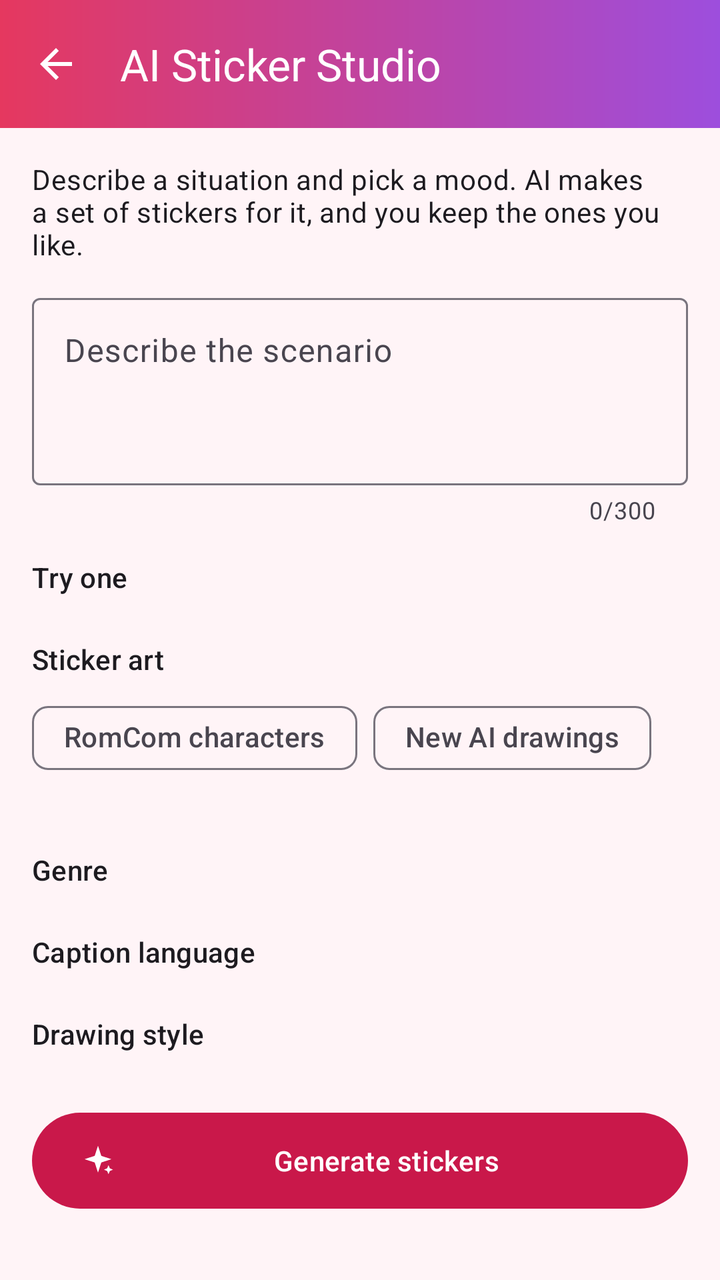
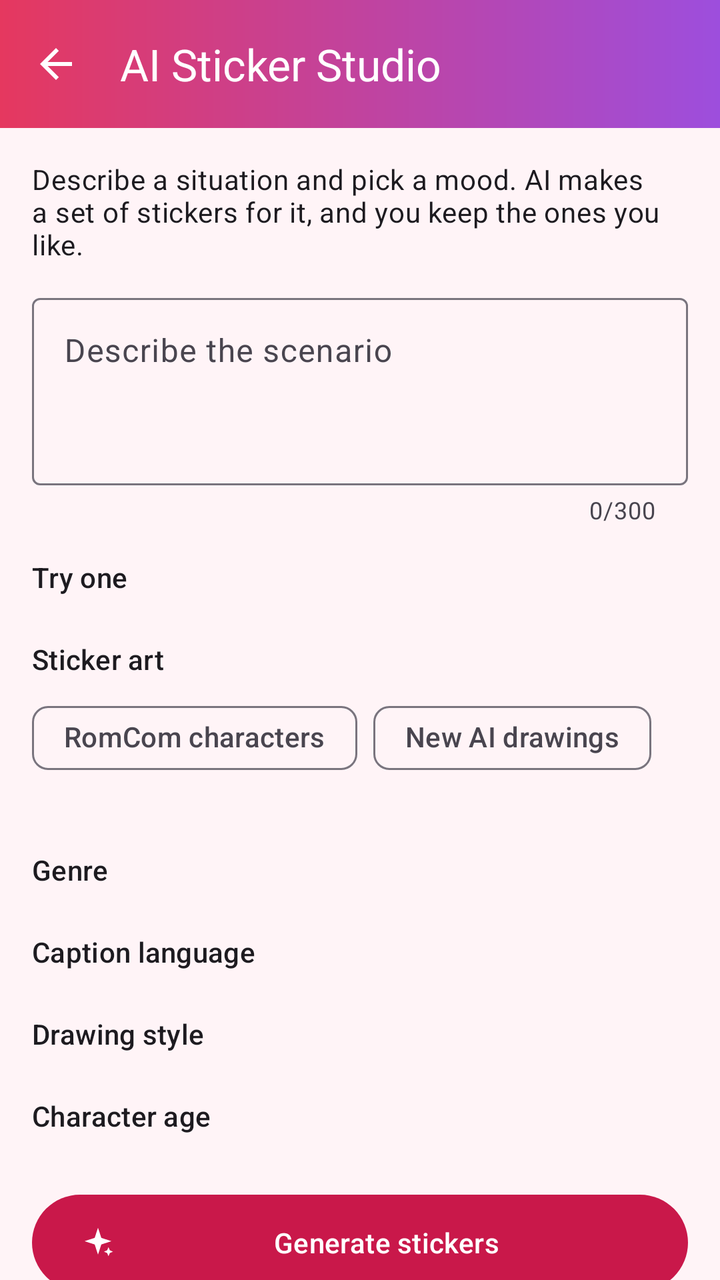

Compare the two renders of this Android layout. The source of the first and the diff that turns it into the second are given below.
<!-- AndroidManifest.xml: application theme Theme.Stickers -->
<!-- res/layout/activity_ai_studio.xml -->
<?xml version="1.0" encoding="utf-8"?>
<LinearLayout xmlns:android="http://schemas.android.com/apk/res/android"
    xmlns:app="http://schemas.android.com/apk/res-auto"
    android:layout_width="match_parent"
    android:layout_height="match_parent"
    android:background="?android:attr/colorBackground"
    android:orientation="vertical">

    <LinearLayout
        android:id="@+id/appBar"
        android:layout_width="match_parent"
        android:layout_height="wrap_content"
        android:background="@drawable/header_gradient">

        <com.google.android.material.appbar.MaterialToolbar
            android:id="@+id/toolbar"
            android:layout_width="match_parent"
            android:layout_height="?attr/actionBarSize"
            app:navigationContentDescription="@string/back"
            app:navigationIcon="@drawable/ic_back"
            app:navigationIconTint="@color/white"
            app:title="@string/ai_studio"
            app:titleTextColor="@color/white" />
    </LinearLayout>

    <androidx.core.widget.NestedScrollView
        android:layout_width="match_parent"
        android:layout_height="0dp"
        android:layout_weight="1">

        <LinearLayout
            android:layout_width="match_parent"
            android:layout_height="wrap_content"
            android:orientation="vertical"
            android:padding="16dp">

            <TextView
                android:id="@+id/notConfigured"
                android:layout_width="match_parent"
                android:layout_height="wrap_content"
                android:background="?attr/colorSurfaceContainer"
                android:padding="16dp"
                android:text="@string/ai_not_configured"
                android:textAppearance="?attr/textAppearanceBodyMedium"
                android:visibility="gone" />

            <LinearLayout
                android:id="@+id/form"
                android:layout_width="match_parent"
                android:layout_height="wrap_content"
                android:orientation="vertical">

                <TextView
                    android:layout_width="match_parent"
                    android:layout_height="wrap_content"
                    android:text="@string/ai_intro"
                    android:textAppearance="?attr/textAppearanceBodyMedium" />

                <com.google.android.material.textfield.TextInputLayout
                    android:id="@+id/scenarioLayout"
                    style="@style/Widget.Material3.TextInputLayout.OutlinedBox"
                    android:layout_width="match_parent"
                    android:layout_height="wrap_content"
                    android:layout_marginTop="12dp"
                    android:hint="@string/ai_scenario_hint"
                    app:counterEnabled="true"
                    app:counterMaxLength="300">

                    <com.google.android.material.textfield.TextInputEditText
                        android:id="@+id/scenario"
                        android:layout_width="match_parent"
                        android:layout_height="wrap_content"
                        android:gravity="top"
                        android:inputType="textCapSentences|textMultiLine"
                        android:maxLength="300"
                        android:minLines="3" />
                </com.google.android.material.textfield.TextInputLayout>

                <TextView style="@style/SectionLabel" android:text="@string/ai_examples_label" />

                <HorizontalScrollView
                    android:layout_width="match_parent"
                    android:layout_height="wrap_content"
                    android:scrollbars="none">

                    <com.google.android.material.chip.ChipGroup
                        android:id="@+id/examples"
                        android:layout_width="wrap_content"
                        android:layout_height="wrap_content"
                        app:singleLine="true" />
                </HorizontalScrollView>

                <TextView style="@style/SectionLabel" android:text="@string/ai_mode" />

                <com.google.android.material.chip.ChipGroup
                    android:id="@+id/modes"
                    android:layout_width="match_parent"
                    android:layout_height="wrap_content"
                    app:selectionRequired="true"
                    app:singleSelection="true">

                    <com.google.android.material.chip.Chip
                        android:id="@+id/modeFree"
                        style="@style/Widget.Material3.Chip.Filter"
                        android:layout_width="wrap_content"
                        android:layout_height="wrap_content"
                        android:text="@string/ai_mode_free" />

                    <com.google.android.material.chip.Chip
                        android:id="@+id/modeDrawn"
                        style="@style/Widget.Material3.Chip.Filter"
                        android:layout_width="wrap_content"
                        android:layout_height="wrap_content"
                        android:text="@string/ai_mode_drawn" />
                </com.google.android.material.chip.ChipGroup>

                <TextView
                    android:id="@+id/modeHint"
                    android:layout_width="match_parent"
                    android:layout_height="wrap_content"
                    android:textAppearance="?attr/textAppearanceBodySmall"
                    android:textColor="?attr/colorOnSurfaceVariant" />

                <TextView style="@style/SectionLabel" android:text="@string/ai_genre" />

                <com.google.android.material.chip.ChipGroup
                    android:id="@+id/genres"
                    android:layout_width="match_parent"
                    android:layout_height="wrap_content"
                    app:selectionRequired="true"
                    app:singleSelection="true" />

                <TextView style="@style/SectionLabel" android:text="@string/ai_language" />

                <com.google.android.material.chip.ChipGroup
                    android:id="@+id/languages"
                    android:layout_width="match_parent"
                    android:layout_height="wrap_content"
                    app:selectionRequired="true"
                    app:singleSelection="true" />

                <TextView
                    android:id="@+id/styleLabel"
                    style="@style/SectionLabel"
                    android:text="@string/ai_style" />

                <com.google.android.material.chip.ChipGroup
                    android:id="@+id/styles"
                    android:layout_width="match_parent"
                    android:layout_height="wrap_content"
                    app:selectionRequired="true"
                    app:singleSelection="true" />

                <com.google.android.material.button.MaterialButton
                    android:id="@+id/generate"
                    android:layout_width="match_parent"
                    android:layout_height="56dp"
                    android:layout_marginTop="20dp"
                    android:text="@string/ai_generate"
                    app:icon="@drawable/ic_sparkle" />

                <TextView
                    android:id="@+id/remaining"
                    android:layout_width="match_parent"
                    android:layout_height="wrap_content"
                    android:layout_marginTop="6dp"
                    android:gravity="center"
                    android:textAppearance="?attr/textAppearanceBodySmall"
                    android:textColor="?attr/colorOnSurfaceVariant" />

                <com.google.android.material.progressindicator.LinearProgressIndicator
                    android:id="@+id/progress"
                    android:layout_width="match_parent"
                    android:layout_height="wrap_content"
                    android:layout_marginTop="16dp"
                    android:visibility="gone" />

                <TextView
                    android:id="@+id/status"
                    android:layout_width="match_parent"
                    android:layout_height="wrap_content"
                    android:layout_marginTop="6dp"
                    android:gravity="center"
                    android:textAppearance="?attr/textAppearanceBodyMedium"
                    android:visibility="gone" />

                <androidx.recyclerview.widget.RecyclerView
                    android:id="@+id/results"
                    android:layout_width="match_parent"
                    android:layout_height="wrap_content"
                    android:layout_marginTop="12dp"
                    android:nestedScrollingEnabled="false" />

                <TextView
                    android:layout_width="match_parent"
                    android:layout_height="wrap_content"
                    android:layout_marginTop="8dp"
                    android:text="@string/ai_disclaimer"
                    android:textAppearance="?attr/textAppearanceBodySmall"
                    android:textColor="?attr/colorOnSurfaceVariant" />
            </LinearLayout>
        </LinearLayout>
    </androidx.core.widget.NestedScrollView>

    <FrameLayout
        android:id="@+id/bottomBar"
        android:layout_width="match_parent"
        android:layout_height="wrap_content"
        android:background="?attr/colorSurfaceContainer"
        android:padding="16dp"
        android:visibility="gone">

        <com.google.android.material.button.MaterialButton
            android:id="@+id/save"
            android:layout_width="match_parent"
            android:layout_height="56dp" />
    </FrameLayout>
</LinearLayout>
<!-- resources referenced by this layout -->
<resources>
  <color name="white">#FFFFFFFF</color>
  <!-- drawable header_gradient (drawable) -->
  <?xml version="1.0" encoding="utf-8"?>
  <shape xmlns:android="http://schemas.android.com/apk/res/android">
      <gradient
          android:angle="0"
          android:endColor="@color/romance"
          android:startColor="@color/love" />
  </shape>
  <!-- drawable ic_back (drawable) -->
  <vector xmlns:android="http://schemas.android.com/apk/res/android"
      android:width="24dp" android:height="24dp" android:viewportWidth="24" android:viewportHeight="24"
      android:autoMirrored="true">
      <path android:fillColor="#FFFFFFFF" android:pathData="M20,11H7.83l5.59,-5.59L12,4l-8,8 8,8 1.41,-1.41L7.83,13H20v-2z" />
  </vector>
  <!-- drawable ic_sparkle (drawable) -->
  <vector xmlns:android="http://schemas.android.com/apk/res/android"
      android:width="24dp" android:height="24dp" android:viewportWidth="24" android:viewportHeight="24">
      <path android:fillColor="#FFFFFFFF" android:pathData="M12,2l2.2,6.8L21,11l-6.8,2.2L12,20l-2.2,-6.8L3,11l6.8,-2.2z M19,15l0.9,2.1L22,18l-2.1,0.9L19,21l-0.9,-2.1L16,18l2.1,-0.9z" />
  </vector>
  <string name="ai_disclaimer">Stickers are made by AI (Google Gemini) and may not always be perfect. Your description is sent to Google to make them.</string>
  <string name="ai_examples_label">Try one</string>
  <string name="ai_generate">Generate stickers</string>
  <string name="ai_genre">Genre</string>
  <string name="ai_intro">Describe a situation and pick a mood. AI makes a set of stickers for it, and you keep the ones you like.</string>
  <string name="ai_language">Caption language</string>
  <string name="ai_mode">Sticker art</string>
  <string name="ai_mode_drawn">New AI drawings</string>
  <string name="ai_mode_free">RomCom characters</string>
  <string name="ai_not_configured">AI stickers aren\'t set up in this build of the app. The developer needs to connect it to Firebase AI Logic (see the README).</string>
  <string name="ai_scenario_hint">Describe the scenario</string>
  <string name="ai_studio">AI Sticker Studio</string>
  <string name="ai_style">Drawing style</string>
  <string name="back">Back</string>
  <style name="SectionLabel">
          <item name="android:layout_width">match_parent</item>
          <item name="android:layout_height">wrap_content</item>
          <item name="android:layout_marginTop">16dp</item>
          <item name="android:layout_marginBottom">6dp</item>
          <item name="android:textAppearance">?attr/textAppearanceTitleSmall</item>
      </style>
  <style name="Theme.Stickers" parent="Theme.Material3.DayNight.NoActionBar">
          <item name="colorPrimary">#FFC9184A</item>
          <item name="colorOnPrimary">#FFFFFFFF</item>
          <item name="colorPrimaryContainer">#FFFFD9E0</item>
          <item name="colorOnPrimaryContainer">#FF3F0016</item>
          <item name="colorSecondary">#FF7B2CBF</item>
          <item name="android:colorBackground">#FFFFF4F7</item>
          <item name="colorSurface">#FFFFF4F7</item>
          <item name="colorSurfaceContainer">#FFFFEAF0</item>
          <item name="colorSurfaceContainerLow">#FFFFFFFF</item>
          <item name="android:windowLightStatusBar">false</item>
      </style>
  <color name="romance">#FF9D4EDD</color>
  <color name="love">#FFE5385F</color>
</resources>

<!-- the commit's change to res/layout/activity_ai_studio.xml (unified diff, before → after) -->
@@ -151,6 +151,18 @@
                     app:selectionRequired="true"
                     app:singleSelection="true" />
 
+                <TextView
+                    android:id="@+id/ageLabel"
+                    style="@style/SectionLabel"
+                    android:text="@string/ai_age" />
+
+                <com.google.android.material.chip.ChipGroup
+                    android:id="@+id/ages"
+                    android:layout_width="match_parent"
+                    android:layout_height="wrap_content"
+                    app:selectionRequired="true"
+                    app:singleSelection="true" />
+
                 <com.google.android.material.button.MaterialButton
                     android:id="@+id/generate"
                     android:layout_width="match_parent"
<!-- resource entries referenced after the edit -->
@@ -20,6 +20,7 @@
       android:width="24dp" android:height="24dp" android:viewportWidth="24" android:viewportHeight="24">
       <path android:fillColor="#FFFFFFFF" android:pathData="M12,2l2.2,6.8L21,11l-6.8,2.2L12,20l-2.2,-6.8L3,11l6.8,-2.2z M19,15l0.9,2.1L22,18l-2.1,0.9L19,21l-0.9,-2.1L16,18l2.1,-0.9z" />
   </vector>
+  <string name="ai_age">Character age</string>
   <string name="ai_disclaimer">Stickers are made by AI (Google Gemini) and may not always be perfect. Your description is sent to Google to make them.</string>
   <string name="ai_examples_label">Try one</string>
   <string name="ai_generate">Generate stickers</string>
